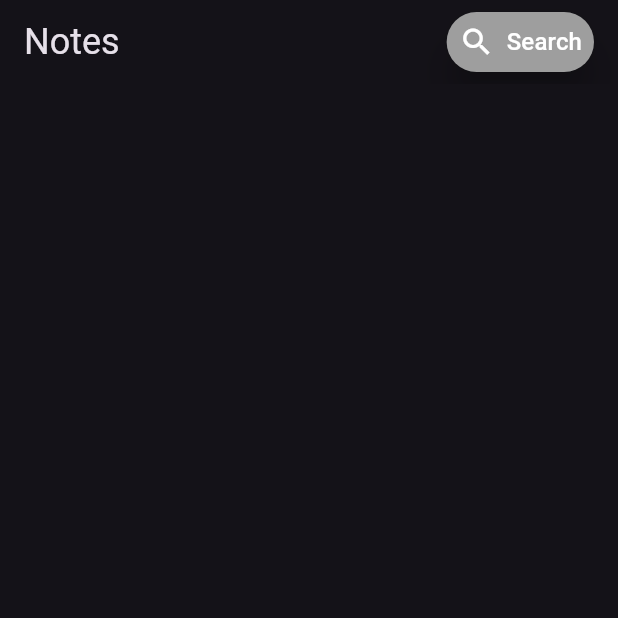
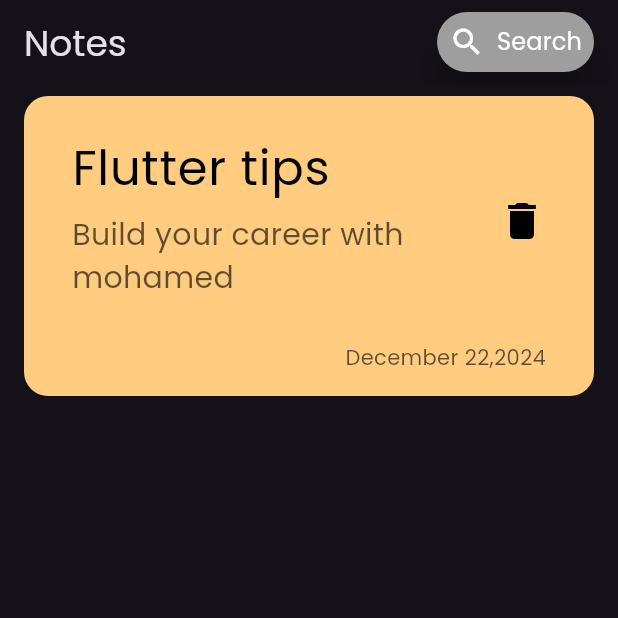
Before and after one commit to Moh6Amed/Notes-App, a Flutter app: the screen it shows after launch, on a phone screen of 412 x 824 dp, the top half of it. Run offline on Flutter 3.47's test engine with Material 3 defaults, Android fonts, the phone set to English and light mode, and no system bars.

Commit message:
customize the note item without make it in list view

```diff
--- a/lib/main.dart
+++ b/lib/main.dart
@@ -12,7 +12,7 @@ class NotesApp extends StatelessWidget {
   Widget build(BuildContext context) {
     return MaterialApp(
       debugShowCheckedModeBanner: false,
-      theme: ThemeData.dark(),
+      theme: ThemeData(brightness: Brightness.dark, fontFamily: 'Poppins'),
       home: NotesView(),
     );
   }
--- a/lib/views/notes_view.dart
+++ b/lib/views/notes_view.dart
@@ -1,5 +1,6 @@
 import 'package:flutter/material.dart';
 import 'package:notesapp/widgets/custom_appbar.dart';
+import 'package:notesapp/widgets/note_item.dart';
 
 class NotesView extends StatelessWidget {
   const NotesView({super.key});
@@ -10,7 +11,8 @@ class NotesView extends StatelessWidget {
       appBar: AppBar(
         title: CustomAppBar(),
       ),
-      body: ListView(),
+
+      body: NoteItem(),
     );
   }
 }
--- /dev/null
+++ b/lib/widgets/note_item.dart
@@ -0,0 +1,53 @@
+import 'package:flutter/material.dart';
+
+class NoteItem extends StatelessWidget {
+  const NoteItem({super.key});
+
+  @override
+  Widget build(BuildContext context) {
+    return Padding(
+      padding: const EdgeInsets.symmetric(horizontal: 16, vertical: 8),
+      child: Container(
+        height: 200,
+        padding: EdgeInsets.only(left: 16, bottom: 16, top: 16),
+        decoration: BoxDecoration(
+          color: Color(0xffFFCC80),
+          borderRadius: BorderRadius.circular(16),
+        ),
+        child: Column(
+          crossAxisAlignment: CrossAxisAlignment.end,
+          mainAxisAlignment: MainAxisAlignment.spaceBetween,
+          children: [
+            ListTile(
+              title: Text(
+                'Flutter tips',
+                style: TextStyle(fontSize: 32, color: Colors.black),
+              ),
+              subtitle: Padding(
+                padding: const EdgeInsets.only(top: 6, bottom: 6),
+                child: Text(
+                  'Build your career with mohamed',
+                  style: TextStyle(
+                      fontSize: 20, color: Colors.black.withAlpha(160)),
+                ),
+              ),
+              trailing: IconButton(
+                onPressed: () {},
+                icon: Icon(Icons.delete),
+                iconSize: 32,
+                color: Colors.black,
+              ),
+            ),
+            Padding(
+              padding: const EdgeInsets.only(right: 32),
+              child: Text(
+                'December 22,2024',
+                style: TextStyle(color: Colors.black.withAlpha(160)),
+              ),
+            ),
+          ],
+        ),
+      ),
+    );
+  }
+}
```
Also changed, not shown: pubspec.yaml (+4 -6 lines), assets/fonts/Poppins-Regular.ttf (added).
